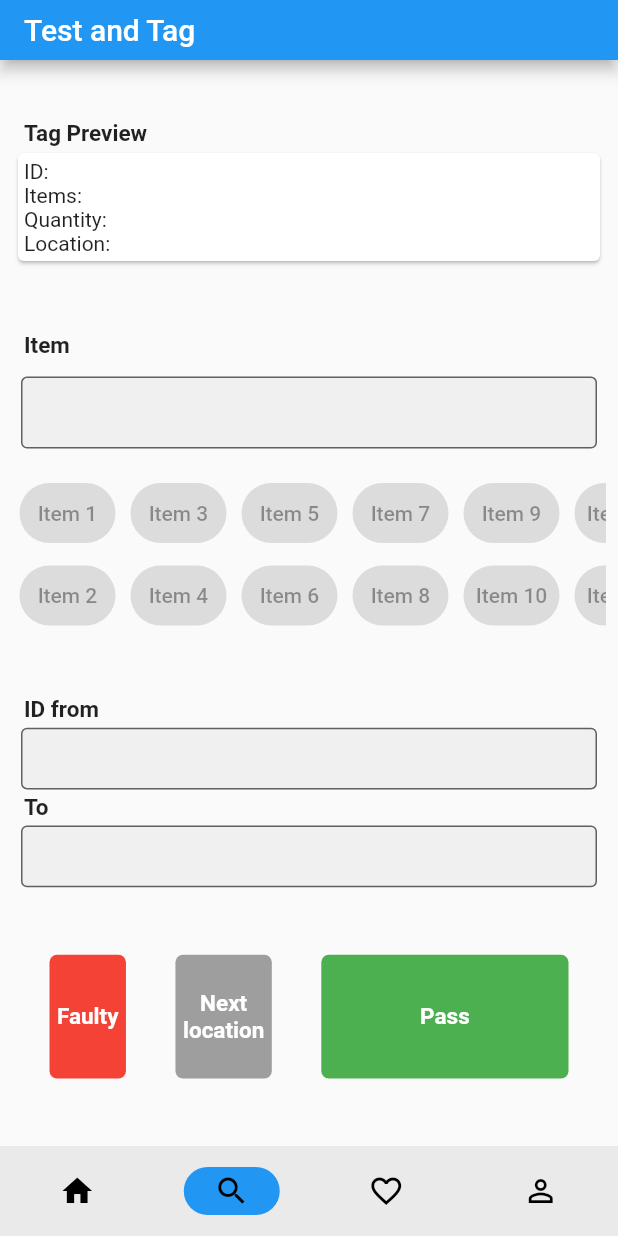
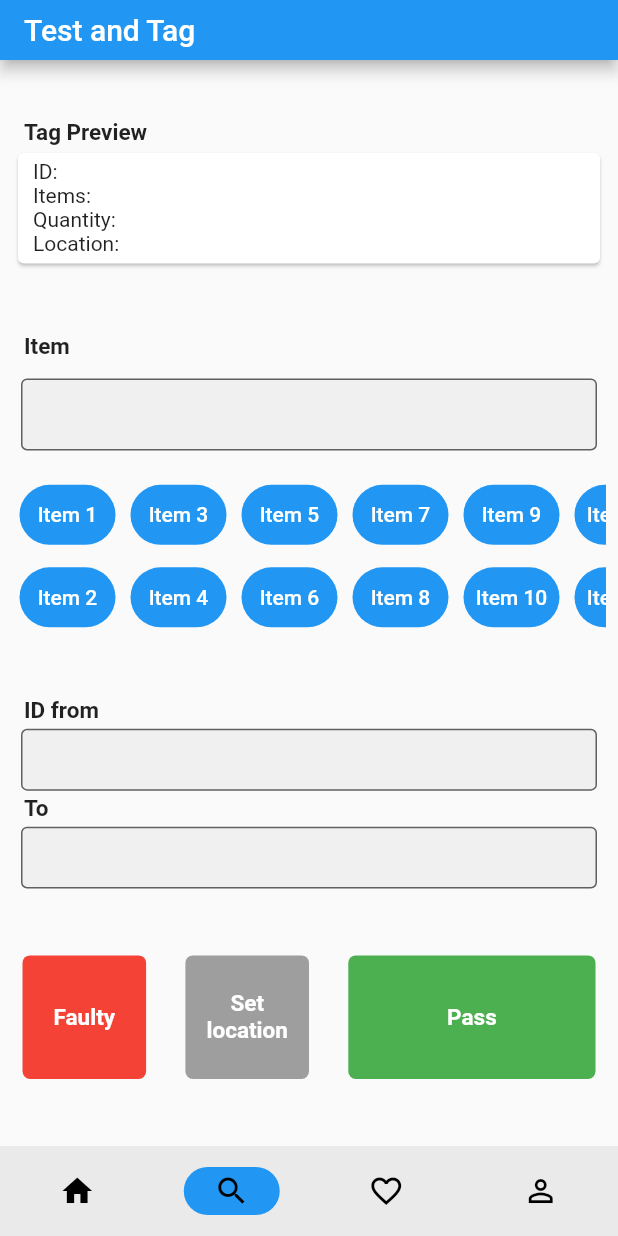
Before and after one commit to fxfzxxx/test_tag, a Flutter app: the screen it shows after launch, item 2 of the bottom bar chosen, after a tap on "Faulty", on a phone screen of 412 x 824 dp. Run offline on Flutter 3.47's test engine with Material 2 defaults, Android fonts, the light colour scheme and no system bars; our stand-ins replace get; generated files the repository leaves out were written again.

Commit message:
Improve the performance of the tag_item section. I thinks the reason it reacted slowly is that the calculation or the memory leak. It solved by move the calculation logic to a seperate model. Also, I change some watch() method to read() so the wedget won't rerender when the model changes.

```diff
--- a/lib/src/model/tag.dart
+++ b/lib/src/model/tag.dart
@@ -9,6 +9,8 @@ class TagModel extends ChangeNotifier {
   int tagQuantity = 0;
   bool tagStatus = true;
   DateTime timestamp = DateTime.now();
+
+
   void updateTagNumber() {
     tagQuantity = calculateTagNumber();
     notifyListeners();
--- /dev/null
+++ b/lib/src/model/tag_items.dart
@@ -0,0 +1,43 @@
+class TagItemModel {
+  static List<String> tagItems = [
+    'Item 1',
+    'Item 2',
+    'Item 3',
+    'Item 4',
+    'Item 5',
+    'Item 6',
+    'Item 7',
+    'Item 8',
+    'Item 9',
+    'Item 10',
+    'Item 11',
+    'Item 12',
+    'Item 13',
+  ];
+  // final List<String> oddIndexArray = [];
+  // final List<String> evenIndexArray = [];
+
+  static getOddEvenIndexArrays(List<String> inputList, List<String> oddIndexArray,
+      List<String> evenIndexArray) {
+    for (int i = 0; i < inputList.length; i++) {
+      if (i % 2 == 0) {
+        evenIndexArray.add(inputList[i]);
+      } else {
+        oddIndexArray.add(inputList[i]);
+      }
+    }
+  }
+
+  static get oddIndexArray {
+    List<String> oddIndexArray = [];
+    List<String> evenIndexArray = [];
+    getOddEvenIndexArrays(tagItems, oddIndexArray, evenIndexArray);
+    return oddIndexArray;
+  }
+  static get evenIndexArray {
+    List<String> oddIndexArray = [];
+    List<String> evenIndexArray = [];
+    getOddEvenIndexArrays(tagItems, oddIndexArray, evenIndexArray);
+    return evenIndexArray;
+  }
+}
--- a/lib/src/screens/tag_screen.dart
+++ b/lib/src/screens/tag_screen.dart
@@ -1,20 +1,13 @@
 import 'package:flutter/material.dart';
 import 'package:test_tag/src/widgets/buttons/tag_button.dart';
+import 'package:test_tag/src/widgets/tag_buttons_row/tag_buttons_row.dart';
 import 'package:test_tag/src/widgets/tag_item/tag_item.dart';
 import 'package:test_tag/src/widgets/tag_ID/tag_id.dart';
 import 'package:test_tag/src/widgets/tag_preview/tag_preview.dart';
 
-class TagScreen extends StatefulWidget {
+class TagScreen extends StatelessWidget {
   const TagScreen({super.key});
 
-  @override
-  State<TagScreen> createState() => _TagScreenState();
-}
-
-class _TagScreenState extends State<TagScreen> {
-  String tagName = '';
-  String tagId = '';
-  int tagNumber = 0;
   @override
   Widget build(BuildContext context) {
     return Column(
@@ -23,8 +16,7 @@ class _TagScreenState extends State<TagScreen> {
         Container(
             margin: const EdgeInsetsDirectional.symmetric(horizontal: 8),
             padding: EdgeInsets.symmetric(vertical: 0),
-                child: TagPreview()
-              ),
+            child: TagPreview()),
         Container(
           padding: EdgeInsets.symmetric(vertical: 0),
           margin: const EdgeInsetsDirectional.symmetric(horizontal: 8),
@@ -32,45 +24,11 @@ class _TagScreenState extends State<TagScreen> {
         ),
         Container(
             margin: const EdgeInsetsDirectional.symmetric(horizontal: 8),
-                child: TagNumber()
-              ),
-              Row(
-                mainAxisAlignment: MainAxisAlignment.spaceEvenly,
-                children: [
-                  TagButton(
-                      textFirstLine: 'Faulty',
-                      color: Colors.red,
-                      width: 0.1,
-                      onTap: () => {}),
-                  TagButton(
-                      textFirstLine: 'Next',
-                      textSecondLine: "location",
-                      color: Colors.grey,
-                      width: 0.1,
-                      onTap: () => {}),
-                  TagButton(
-                      textFirstLine: 'Pass',
-                      color: Colors.green,
-                      width: 0.4,
-                      onTap: () => {}),
-                ],
-              )
+            child: TagNumber()),
+        Container(
+            margin: const EdgeInsetsDirectional.symmetric(horizontal: 15),
+            child: TagButtonsRow()),
       ],
     );
   }
-  void updateTagNumber(int newTagNumber) {
-    setState(() {
-      tagNumber = newTagNumber;
-    });
 }
-  void updateTagName(String newTagName) {
-    setState(() {
-      tagName = newTagName;
-    });
-  }
-  void updateTagId(String newTagId) {
-    setState(() {
-      tagId = newTagId;
-    });
-  }
-}
--- a/lib/src/widgets/tag_ID/tag_id_input.dart
+++ b/lib/src/widgets/tag_ID/tag_id_input.dart
@@ -30,7 +30,7 @@ class _TagIDInputState extends State<TagIDInput> {
 
   @override
   Widget build(BuildContext context) {
-    var tag = context.watch<TagModel>();
+    var tag = context.read<TagModel>();
     return Container(
       margin: const EdgeInsets.symmetric(horizontal: 6),
       height: AppLayout.getSize(context).height * 0.05,
@@ -54,26 +54,6 @@ class _TagIDInputState extends State<TagIDInput> {
           onChanged: widget.start
               ? (value) => tag.updateTagStartId(value)
               : (value) => tag.updateTagEndId(value),
-          // onSubmitted: (String value) async {
-          //   await showDialog<void>(
-          //     context: context,
-          //     builder: (BuildContext context) {
-          //       return AlertDialog(
-          //         title: const Text('Thanks!'),
-          //         content: Text(
-          //             'You typed "$value", which has length ${value.characters.length}.'),
-          //         actions: <Widget>[
-          //           TextButton(
-          //             onPressed: () {
-          //               Navigator.pop(context);
-          //             },
-          //             child: const Text('OK'),
-          //           ),
-          //         ],
-          //       );
-          //     },
-          //   );
-          // },
         ),
       ),
     );
--- /dev/null
+++ b/lib/src/widgets/tag_buttons_row/tag_buttons_row.dart
@@ -0,0 +1,35 @@
+import 'package:flutter/material.dart';
+import 'package:provider/provider.dart';
+import 'package:test_tag/src/model/tag.dart';
+import 'package:test_tag/src/widgets/buttons/tag_button.dart';
+
+class TagButtonsRow extends StatelessWidget {
+  const TagButtonsRow({super.key});
+
+  @override
+  Widget build(BuildContext context) {
+    var tag = context.watch<TagModel>();
+    String location = tag.tagLocation;
+    return Row(
+      mainAxisAlignment: MainAxisAlignment.spaceBetween,
+      children: [
+        TagButton(
+            textFirstLine: 'Faulty',
+            color: Colors.red,
+            width: 0.2,
+            onTap: () => {}),
+        TagButton(
+            textFirstLine: location.isEmpty ? 'Set' : 'Next',
+            textSecondLine: "location",
+            color: Colors.grey,
+            width: 0.2,
+            onTap: () => {}),
+        TagButton(
+            textFirstLine: 'Pass',
+            color: Colors.green,
+            width: 0.4,
+            onTap: () => {}),
+      ],
+    );
+  }
+}
--- a/lib/src/widgets/tag_item/tag_item.dart
+++ b/lib/src/widgets/tag_item/tag_item.dart
@@ -1,71 +1,79 @@
 import 'package:flutter/material.dart';
+import 'package:provider/provider.dart';
+import 'package:test_tag/src/model/tag.dart';
+import 'package:test_tag/src/model/tag_items.dart';
 import 'package:test_tag/src/utils/app_layout.dart';
 import 'package:test_tag/src/widgets/tag_item/tag_item_button.dart';
 import 'package:test_tag/src/widgets/tag_item/tag_item_input.dart';
 
-class TagItem extends StatelessWidget {
-  final List<String> items = [
-    'Item 1',
-    'Item 2',
-    'Item 3',
-    'Item 4',
-    'Item 5',
-    'Item 6',
-    'Item 7',
-    'Item 8',
-    'Item 9',
-    'Item 10',
-    'Item 11',
-    'Item 12',
-    'Item 13',
-  ];
-  final List<String> oddIndexArray = [];
-  final List<String> evenIndexArray = [];
+class TagItem extends StatefulWidget {
   TagItem({super.key});
 
-  void getOddEvenIndexArrays(List<String> inputList, List<String> oddIndexArray,
-      List<String> evenIndexArray) {
-    for (int i = 0; i < inputList.length; i++) {
-      if (i % 2 == 0) {
-        evenIndexArray.add(inputList[i]);
-      } else {
-        oddIndexArray.add(inputList[i]);
-      }
-    }
-  }
+  @override
+  State<TagItem> createState() => _TagItemState();
+}
 
+class _TagItemState extends State<TagItem> {
+
+  String inputText = '';
   @override
   Widget build(BuildContext context) {
-    getOddEvenIndexArrays(items, oddIndexArray, evenIndexArray);
+    // var tag = context.watch<TagModel>();
+    List<String> evenIndexArray = TagItemModel.evenIndexArray;
+    List<String> oddIndexArray = TagItemModel.oddIndexArray;
+
     return Column(
       mainAxisSize: MainAxisSize.min,
       children: [
         Container(
-            margin: const EdgeInsetsDirectional.symmetric(horizontal: 8, vertical: 3),
+            margin: const EdgeInsetsDirectional.symmetric(
+                horizontal: 8, vertical: 3),
             alignment: Alignment.bottomLeft,
             child: const Text(
               'Item',
               style: TextStyle(fontSize: 15, fontWeight: FontWeight.bold),
             )),
-        TagItemInput(),
+        TagItemInput(text:inputText, onChangedCallback: tagItemInputOnChange),
         SingleChildScrollView(
           scrollDirection: Axis.horizontal,
           padding: const EdgeInsets.only(top: 10, left: 5),
           child:
               Column(crossAxisAlignment: CrossAxisAlignment.start, children: [
             Row(
-              children:
-                  evenIndexArray.map((e) => TagItemButton(text: e)).toList(),
+              children: evenIndexArray
+                  .map((e) => TagItemButton(
+                        text: e,
+                        onPressedCallback: tagItemButtonOnPressed,
+                      ))
+                  .toList(),
             ),
             AppLayout.verticalGap(7),
             Row(
               mainAxisAlignment: MainAxisAlignment.start,
-              children:
-                  oddIndexArray.map((e) => TagItemButton(text: e)).toList(),
+              children: oddIndexArray
+                  .map((e) => TagItemButton(
+                        text: e,
+                        onPressedCallback: tagItemButtonOnPressed,
+                      ))
+                  .toList(),
             ),
           ]),
         )
       ],
     );
   }
+
+  void tagItemInputOnChange(String text) {
+    setState(() {
+      inputText = text;
+    });
+  }
+
+  void tagItemButtonOnPressed(String text) {
+    setState(() {
+      inputText = text;
+    });
+  }
+
+
 }
--- a/lib/src/widgets/tag_item/tag_item_button.dart
+++ b/lib/src/widgets/tag_item/tag_item_button.dart
@@ -1,15 +1,24 @@
 import 'package:flutter/material.dart';
+import 'package:provider/provider.dart';
 import 'package:test_tag/src/utils/app_layout.dart';
+
+import '../../model/tag.dart';
 
 class TagItemButton extends StatelessWidget {
   final String text;
-  const TagItemButton({super.key, required this.text});
+  final Function onPressedCallback;
+  const TagItemButton(
+      {super.key, required this.text, required this.onPressedCallback});
 
   @override
   Widget build(BuildContext context) {
+    var tag = context.read<TagModel>();
     return Row(children: [
       FilledButton(
-        onPressed: null,
+        onPressed: () => {
+          onPressedCallback(text),
+          tag.updateTagName(text),
+        },
         style: FilledButton.styleFrom(
           padding: const EdgeInsets.all(1),
         ),
--- a/lib/src/widgets/tag_item/tag_item_input.dart
+++ b/lib/src/widgets/tag_item/tag_item_input.dart
@@ -4,19 +4,21 @@ import 'package:test_tag/src/model/tag.dart';
 import 'package:test_tag/src/utils/app_layout.dart';
 
 class TagItemInput extends StatefulWidget {
-  const TagItemInput({super.key});
+  String text;
+  final Function onChangedCallback;
+  TagItemInput(
+      {super.key, required this.text, required this.onChangedCallback});
 
   @override
   State<TagItemInput> createState() => _TagItemInputState();
 }
 
 class _TagItemInputState extends State<TagItemInput> {
-  late TextEditingController _controller;
+  final TextEditingController _controller = TextEditingController();
 
   @override
   void initState() {
     super.initState();
-    _controller = TextEditingController();
   }
 
   @override
@@ -27,7 +29,9 @@ class _TagItemInputState extends State<TagItemInput> {
 
   @override
   Widget build(BuildContext context) {
-    var tag = context.watch<TagModel>();
+    // var tag = context.watch<TagModel>();
+    var tag = Provider.of<TagModel>(context, listen: false);
+    _controller.text = widget.text;
     return Container(
       margin: const EdgeInsets.symmetric(horizontal: 6),
       height: AppLayout.getSize(context).height * 0.08,
@@ -46,27 +50,12 @@ class _TagItemInputState extends State<TagItemInput> {
             filled: true,
           ),
           controller: _controller,
-          onChanged: (value) => tag.updateTagName(value),
-          // onSubmitted: (String value) async {
-          //   await showDialog<void>(
-          //     context: context,
-          //     builder: (BuildContext context) {
-          //       return AlertDialog(
-          //         title: const Text('Thanks!'),
-          //         content: Text(
-          //             'You typed "$value", which has length ${value.characters.length}.'),
-          //         actions: <Widget>[
-          //           TextButton(
-          //             onPressed: () {
-          //               Navigator.pop(context);
-          //             },
-          //             child: const Text('OK'),
-          //           ),
-          //         ],
-          //       );
-          //     },
-          //   );
-          // },
+          onChanged: (value) => {
+            widget.onChangedCallback(
+                value), //this is to update the input text, as the text will be controlled by the parent widget
+            tag.updateTagName(
+                value) //this is to update the tag model, so that the tag preview will be updated
+          },
         ),
       ),
     );
--- a/lib/src/widgets/tag_preview/tag_preview.dart
+++ b/lib/src/widgets/tag_preview/tag_preview.dart
@@ -10,8 +10,9 @@ class TagPreview extends StatelessWidget {
   @override
   Widget build(BuildContext context) {
     var tag = context.watch<TagModel>();
-    String tagId =
-        '${tag.tagStartId} ${tag.tagStartId.isEmpty ? '' : '~'} ${tag.tagEndId}';
+    String tagId = tag.tagStartId == tag.tagEndId
+        ? tag.tagStartId
+        : '${tag.tagStartId} ${tag.tagStartId.isEmpty ? '' : '~'} ${tag.tagEndId}';
     String tagName = tag.tagName;
     String tagQuantity = tag.tagQuantity.isEqual(0) |
             tag.tagStartId.isEmpty |
@@ -37,7 +38,7 @@ class TagPreview extends StatelessWidget {
                 horizontal: 4, vertical: 4),
             child: Container(
               width: double.infinity,
-              padding: const EdgeInsets.symmetric(horizontal: 4, vertical: 4),
+              padding: const EdgeInsets.symmetric(horizontal: 10, vertical: 5),
               child: Row(
                 // mainAxisAlignment: MainAxisAlignment.spaceBetween,
                 children: [
```
Lines whose indentation alone changed are shown as unchanged.
